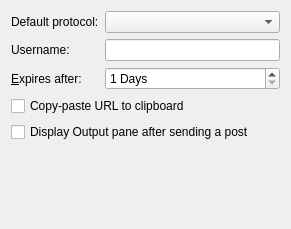
This is src/plugins/cpaster/settingspage.ui in qt-creator/qt-creator as Qt 5 draws it before an edit. The edited form follows.
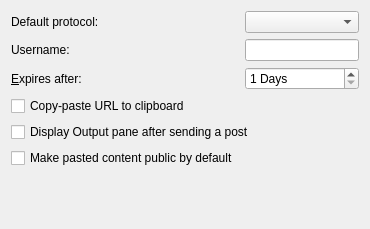
This is the edited form.

The edit to the form file:
```diff
--- a/src/plugins/cpaster/settingspage.ui
+++ b/src/plugins/cpaster/settingspage.ui
@@ -6,7 +6,7 @@
    <rect>
     <x>0</x>
     <y>0</y>
-    <width>291</width>
+    <width>370</width>
     <height>229</height>
    </rect>
   </property>
@@ -81,6 +81,13 @@
      </property>
     </widget>
    </item>
+   <item row="6" column="0">
+    <widget class="QCheckBox" name="publicCheckBox">
+     <property name="text">
+      <string>Make pasted content public by default</string>
+     </property>
+    </widget>
+   </item>
   </layout>
  </widget>
  <tabstops>
```
